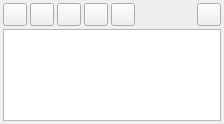
This is Code/Common/Gui/mvdLayerStackWidget.ui in orfeotoolbox/OTB as Qt 5 draws it before an edit. The edited form follows.
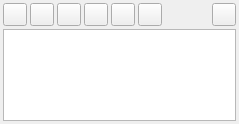
This is the edited form. Icons and pictures are not drawn.

Commit message: ENH: Added apply-all icon to laeyr-stack.

What changed in the file:
```diff
--- a/Code/Common/Gui/mvdLayerStackWidget.ui
+++ b/Code/Common/Gui/mvdLayerStackWidget.ui
@@ -6,7 +6,7 @@
    <rect>
     <x>0</x>
     <y>0</y>
-    <width>224</width>
+    <width>239</width>
     <height>124</height>
    </rect>
   </property>
@@ -38,6 +38,9 @@
    </item>
    <item row="0" column="0">
     <layout class="QHBoxLayout" name="horizontalLayout">
+     <property name="spacing">
+      <number>3</number>
+     </property>
      <item>
       <widget class="QToolButton" name="topButton">
        <property name="toolTip">
@@ -105,6 +108,17 @@
        </property>
       </widget>
      </item>
+     <item>
+      <widget class="QToolButton" name="applyButton">
+       <property name="text">
+        <string/>
+       </property>
+       <property name="icon">
+        <iconset resource="../../Application/Monteverdi2/mvdMainWindow.qrc">
+         <normaloff>:/icons/actino_ApplyAll_Icon</normaloff>:/icons/actino_ApplyAll_Icon</iconset>
+       </property>
+      </widget>
+     </item>
      <item>
       <spacer name="horizontalSpacer">
        <property name="orientation">
```
The commit also changes 2 other files.
